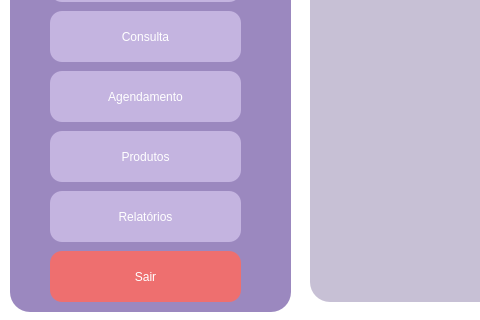
Before: the Qt Designer form VeterinaryScheduleSystem/remarcacao.ui in brenoafsa/VeterinaryScheduleSystem, drawn with Qt 5; both pictures show x 0 to 480 and y 299 to 619 of the 1302 by 619 pixel window.
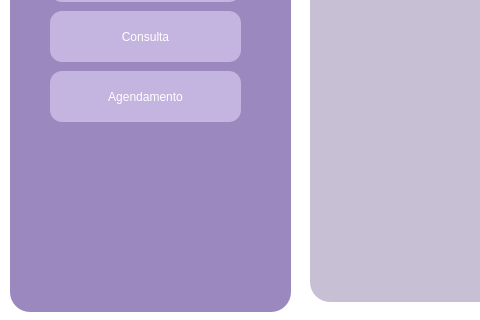
After: the same form once the commit is applied. Icons and pictures are not drawn.

```diff
--- a/VeterinaryScheduleSystem/remarcacao.ui
+++ b/VeterinaryScheduleSystem/remarcacao.ui
@@ -89,66 +89,6 @@
      <string>Agendamento</string>
     </property>
    </widget>
-   <widget class="QPushButton" name="produtosButton">
-    <property name="geometry">
-     <rect>
-      <x>40</x>
-      <y>420</y>
-      <width>191</width>
-      <height>51</height>
-     </rect>
-    </property>
-    <property name="styleSheet">
-     <string notr="true">background-color: #C4B4E0;
-font: 700 9pt &quot;System&quot;;
-border-radius: 12px;
-padding: 5px;
-color: #ffffff</string>
-    </property>
-    <property name="text">
-     <string>Produtos</string>
-    </property>
-   </widget>
-   <widget class="QPushButton" name="relatoriosButton">
-    <property name="geometry">
-     <rect>
-      <x>40</x>
-      <y>480</y>
-      <width>191</width>
-      <height>51</height>
-     </rect>
-    </property>
-    <property name="styleSheet">
-     <string notr="true">background-color: #C4B4E0;
-font: 700 9pt &quot;System&quot;;
-border-radius: 12px;
-padding: 5px;
-color: #ffffff</string>
-    </property>
-    <property name="text">
-     <string>Relatórios</string>
-    </property>
-   </widget>
-   <widget class="QPushButton" name="sairButton">
-    <property name="geometry">
-     <rect>
-      <x>40</x>
-      <y>540</y>
-      <width>191</width>
-      <height>51</height>
-     </rect>
-    </property>
-    <property name="styleSheet">
-     <string notr="true">background-color: #EE6F6F;
-font: 700 9pt &quot;System&quot;;
-border-radius: 12px;
-padding: 5px;
-color: #ffffff</string>
-    </property>
-    <property name="text">
-     <string>Sair</string>
-    </property>
-   </widget>
    <widget class="QLabel" name="label">
     <property name="geometry">
      <rect>
```
Left out of the diff: 3 changed lines with no effect on the pictures.
